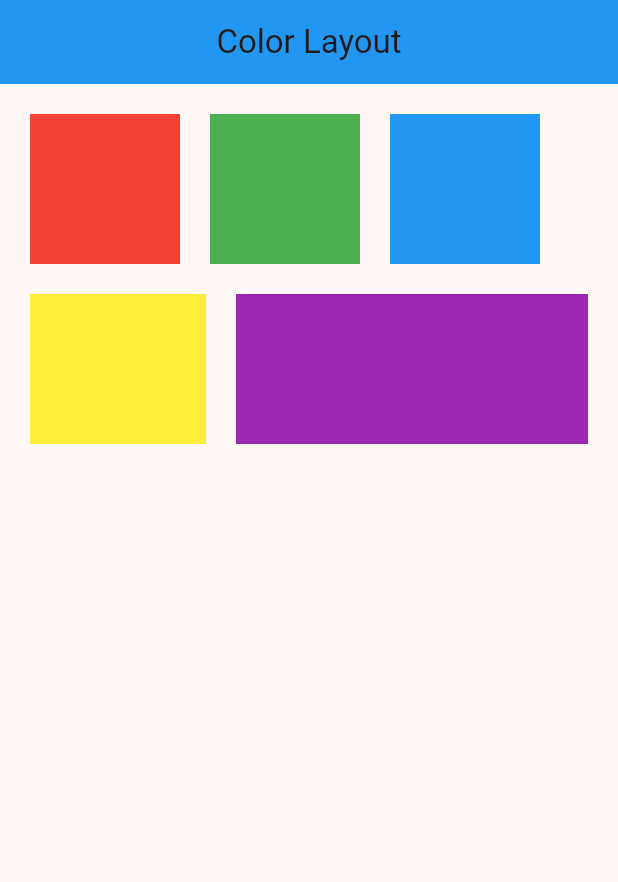
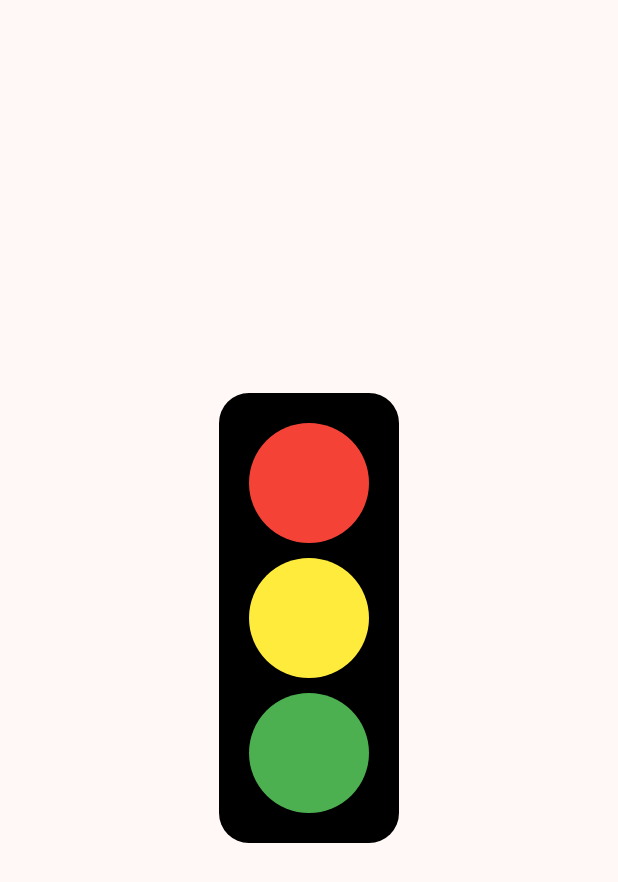
Before and after one commit to 660710232/mobiletest, a Flutter app: the screen it shows after launch, on a phone screen of 412 x 824 dp. Shown: the top 882 px of the screen. Run offline on Flutter 3.47's test engine with Material 3 defaults, Android fonts, the phone set to English and light mode, and no system bars.

Commit message:
Exercise III Traffic Light

```diff
--- a/lib/main.dart
+++ b/lib/main.dart
@@ -43,30 +43,58 @@ class HomeScreen extends StatelessWidget {
   @override
   Widget build(BuildContext context){
     return Scaffold(
-      appBar: AppBar(title: const Text("Color Layout"), backgroundColor: Colors.blue, centerTitle: true),
-      backgroundColor: Colors.pink[40],
-      body: Column(
-        children: [
-          SizedBox(height: 20,),
-        Row(
-        children: [
-          SizedBox(width: 20,),
-          Container(width: 100, height: 100, color: Colors.red,),
-          SizedBox(width: 20,),
-          Container(width: 100, height: 100, color: Colors.green,),
-          SizedBox(width: 20,),
-          Container(width: 100, height: 100, color: Colors.blue,),
-        ],
-      ),SizedBox(height: 20,),
-      Row(children: [
-        SizedBox(width: 20,),
-          Expanded(flex: 1, child: Container(width: 100, height: 100, color: Colors.yellow,)),
-          SizedBox(width: 20,),
-          Expanded(flex: 2, child: Container(width: 100, height: 100, color: Colors.purple,)),
-          SizedBox(width: 20,),
-      ],)]
+      // appBar: AppBar(title: const Text("Color Layout"), backgroundColor: Colors.blue, centerTitle: true),
+      // backgroundColor: Colors.pink[40],
+      body: Center(
+        child: Stack(
+          children: [
+            Container(
+              width: 120,
+              height: 300,
+              decoration: BoxDecoration(
+                color: Colors.black,
+                borderRadius: BorderRadius.circular(20)
+              )
+            ),
+            Positioned(
+              top: 20,
+              left: 20,
+              child: Container(
+                width: 80,
+                height: 80,
+                decoration: BoxDecoration(
+                  color: Colors.red,
+                  borderRadius: BorderRadius.circular(100)
+                )
+              )
+            ),
+            Positioned(
+              top: 110,
+              left: 20,
+              child: Container(
+                width: 80,
+                height: 80,
+                decoration: BoxDecoration(
+                  color: Colors.yellow,
+                  borderRadius: BorderRadius.circular(100)
+                )
+              )
+            ),
+            Positioned(
+              bottom: 20,
+              left: 20,
+              child: Container(
+                width: 80,
+                height: 80,
+                decoration: BoxDecoration(
+                  color: Colors.green,
+                  borderRadius: BorderRadius.circular(100)
+                )
+              )
+            )
+          ],
+        )
       )
-
     );
   }
 }
```
